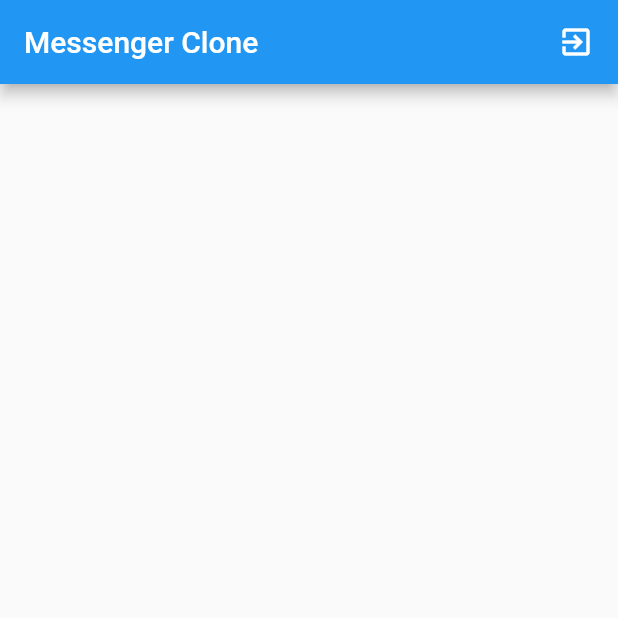
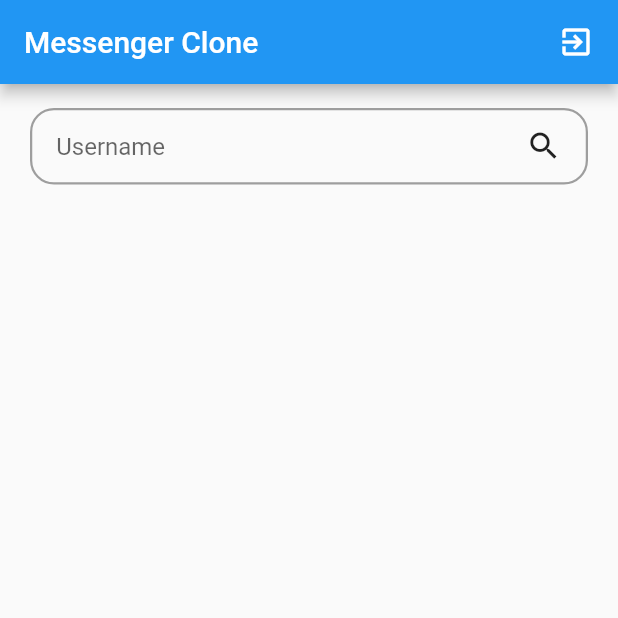
Before and after one commit to cxcanada/messenger_clone, a Flutter app: the Home screen opened directly, on a phone screen of 412 x 824 dp, the top half of it. Run offline on Flutter 3.47's test engine with Material 2 defaults, Android fonts, the phone set to English and light mode, and no system bars; our stand-ins replace cloud_firestore, firebase_auth, firebase_core, google_sign_in, shared_preferences; accounts and stored records are empty.

Commit message:
Add search bar in Home page.

```diff
--- a/lib/views/home.dart
+++ b/lib/views/home.dart
@@ -1,3 +1,5 @@
+// ignore_for_file: prefer_const_literals_to_create_immutables, prefer_const_constructors
+
 import 'package:flutter/material.dart';
 import 'package:flutter_messenger_clone/services/auth.dart';
 import 'package:flutter_messenger_clone/views/signin.dart';
@@ -30,6 +32,35 @@
           )
         ],
       ),
+      body: Container(
+        margin: EdgeInsets.symmetric(horizontal: 20),
+        child: Column(
+          children: [
+            Container(
+              margin: EdgeInsets.symmetric(vertical: 16),
+              padding: EdgeInsets.symmetric(horizontal: 16),
+              decoration: BoxDecoration(
+                border: Border.all(
+                  color: Colors.grey,
+                  width: 1.5,
+                  style: BorderStyle.solid,
+                ),
+                borderRadius: BorderRadius.circular(16),
+              ),
+              child: Row(
+                children: [
+                  Expanded(
+                      child: TextField(
+                    decoration: InputDecoration(
+                        border: InputBorder.none, hintText: "Username"),
+                  )),
+                  Icon(Icons.search)
+                ],
+              ),
+            )
+          ],
+        ),
+      ),
     );
   }
 }
```
